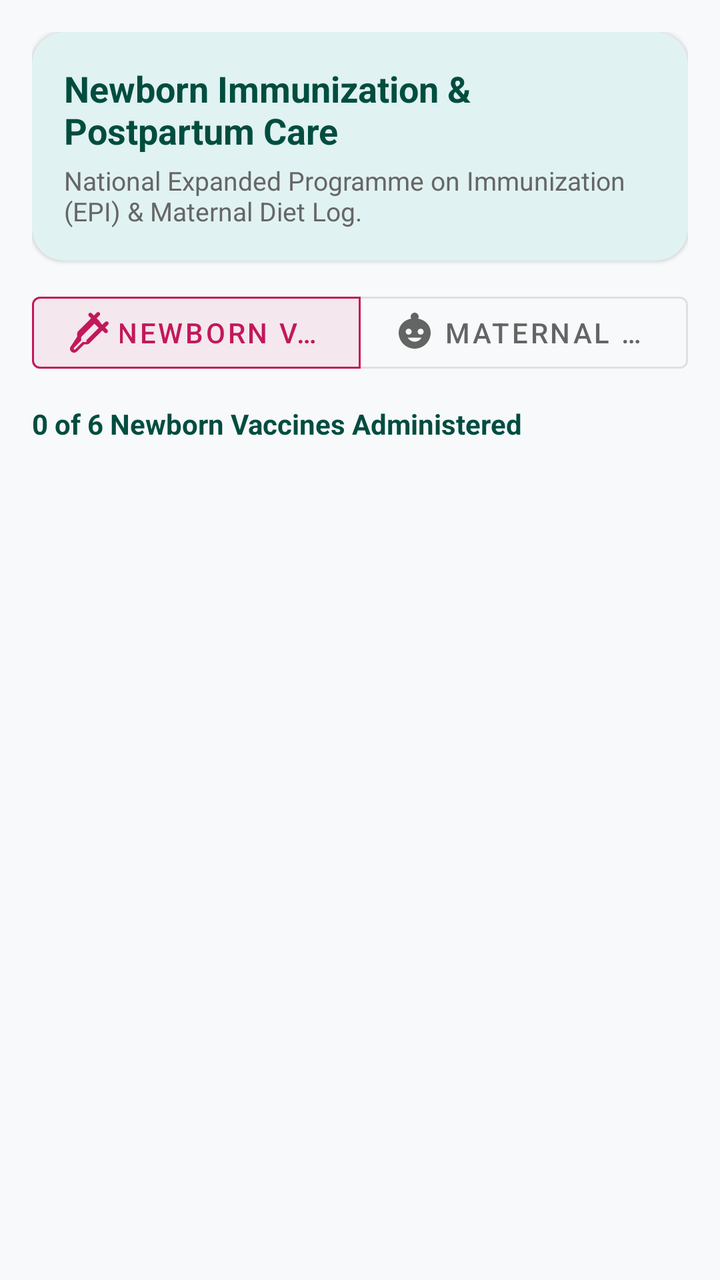
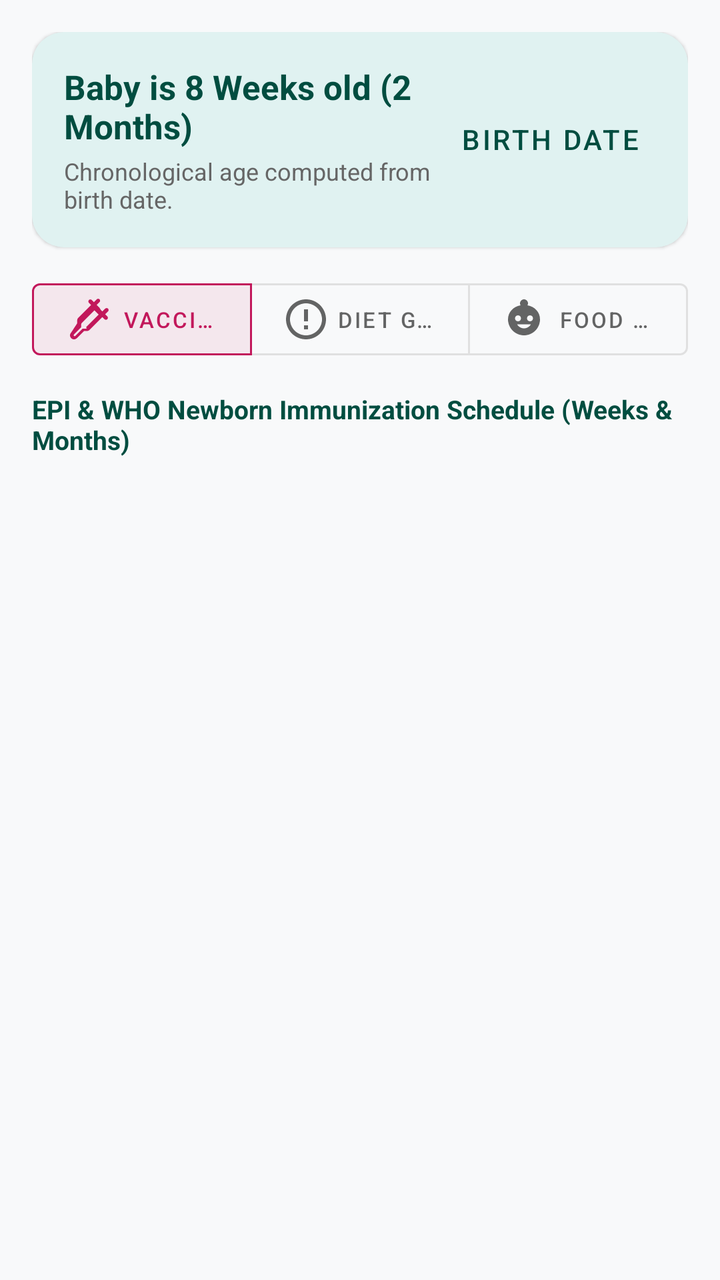

Before-and-after screenshots of an Android layout around one commit, followed by the original layout XML and the change that was made.
<!-- AndroidManifest.xml: application theme Theme.MaaCare -->
<!-- res/layout/fragment_care_and_vaccine.xml -->
<?xml version="1.0" encoding="utf-8"?>
<androidx.coordinatorlayout.widget.CoordinatorLayout xmlns:android="http://schemas.android.com/apk/res/android"
    xmlns:app="http://schemas.android.com/apk/res-auto"
    android:layout_width="match_parent"
    android:layout_height="match_parent"
    android:background="@color/background_light">

    <LinearLayout
        android:layout_width="match_parent"
        android:layout_height="match_parent"
        android:orientation="vertical"
        android:padding="16dp">

        
        <com.google.android.material.card.MaterialCardView
            android:layout_width="match_parent"
            android:layout_height="wrap_content"
            android:layout_marginBottom="12dp"
            app:cardBackgroundColor="@color/secondary_light"
            app:cardCornerRadius="16dp"
            app:cardElevation="1dp">

            <LinearLayout
                android:layout_width="match_parent"
                android:layout_height="wrap_content"
                android:orientation="vertical"
                android:padding="16dp">

                <TextView
                    android:layout_width="wrap_content"
                    android:layout_height="wrap_content"
                    android:text="Newborn Immunization &amp; Postpartum Care"
                    android:textColor="@color/secondary_dark"
                    android:textSize="18sp"
                    android:textStyle="bold" />

                <TextView
                    android:layout_width="wrap_content"
                    android:layout_height="wrap_content"
                    android:layout_marginTop="4dp"
                    android:text="National Expanded Programme on Immunization (EPI) &amp; Maternal Diet Log."
                    android:textColor="@color/text_secondary"
                    android:textSize="13sp" />
            </LinearLayout>
        </com.google.android.material.card.MaterialCardView>

        
        <com.google.android.material.button.MaterialButtonToggleGroup
            android:id="@+id/toggle_care_sections"
            android:layout_width="match_parent"
            android:layout_height="wrap_content"
            android:layout_marginBottom="12dp"
            app:checkedButton="@+id/btn_section_vaccine"
            app:selectionRequired="true"
            app:singleSelection="true">

            <com.google.android.material.button.MaterialButton
                android:id="@+id/btn_section_vaccine"
                style="@style/Widget.MaterialComponents.Button.OutlinedButton"
                android:layout_width="0dp"
                android:layout_height="wrap_content"
                android:layout_weight="1"
                android:text="@string/tab_vaccinations"
                app:icon="@drawable/ic_vaccine" />

            <com.google.android.material.button.MaterialButton
                android:id="@+id/btn_section_food"
                style="@style/Widget.MaterialComponents.Button.OutlinedButton"
                android:layout_width="0dp"
                android:layout_height="wrap_content"
                android:layout_weight="1"
                android:text="@string/tab_nutrition"
                app:icon="@drawable/ic_baby" />
        </com.google.android.material.button.MaterialButtonToggleGroup>

        
        <LinearLayout
            android:id="@+id/layout_vaccine_section"
            android:layout_width="match_parent"
            android:layout_height="0dp"
            android:layout_weight="1"
            android:orientation="vertical">

            <TextView
                android:id="@+id/tv_vaccine_progress"
                android:layout_width="wrap_content"
                android:layout_height="wrap_content"
                android:layout_marginBottom="8dp"
                android:text="0 of 6 Newborn Vaccines Administered"
                android:textColor="@color/secondary_dark"
                android:textSize="14sp"
                android:textStyle="bold" />

            <androidx.recyclerview.widget.RecyclerView
                android:id="@+id/rv_vaccinations"
                android:layout_width="match_parent"
                android:layout_height="match_parent"
                android:clipToPadding="false"
                android:paddingBottom="16dp" />
        </LinearLayout>

        
        <LinearLayout
            android:id="@+id/layout_food_section"
            android:layout_width="match_parent"
            android:layout_height="0dp"
            android:layout_weight="1"
            android:orientation="vertical"
            android:visibility="gone">

            <TextView
                android:id="@+id/tv_food_summary"
                android:layout_width="wrap_content"
                android:layout_height="wrap_content"
                android:layout_marginBottom="8dp"
                android:text="Maternal Daily Nutrition &amp; Protein Tracking"
                android:textColor="@color/primary_dark"
                android:textSize="14sp"
                android:textStyle="bold" />

            <androidx.recyclerview.widget.RecyclerView
                android:id="@+id/rv_food_logs"
                android:layout_width="match_parent"
                android:layout_height="match_parent"
                android:clipToPadding="false"
                android:paddingBottom="72dp" />
        </LinearLayout>

    </LinearLayout>

    
    <com.google.android.material.floatingactionbutton.ExtendedFloatingActionButton
        android:id="@+id/fab_add_food_log"
        android:layout_width="wrap_content"
        android:layout_height="wrap_content"
        android:layout_gravity="bottom|end"
        android:layout_margin="20dp"
        android:backgroundTint="@color/secondary"
        android:text="Log Meal"
        android:textColor="@color/white"
        android:visibility="gone"
        app:icon="@drawable/ic_add"
        app:iconTint="@color/white" />

</androidx.coordinatorlayout.widget.CoordinatorLayout>
<!-- resources referenced by this layout -->
<resources>
  <color name="background_light">#F8F9FA</color>
  <color name="primary_dark">#880E4F</color>
  <color name="secondary">#00897B</color>
  <color name="secondary_dark">#004D40</color>
  <color name="secondary_light">#E0F2F1</color>
  <color name="text_secondary">#666666</color>
  <color name="white">#FFFFFF</color>
  <!-- drawable ic_add (drawable) -->
  <vector xmlns:android="http://schemas.android.com/apk/res/android"
      android:width="24dp"
      android:height="24dp"
      android:viewportWidth="24"
      android:viewportHeight="24">
    <path
        android:fillColor="#FF000000"
        android:pathData="M19,13h-6v6h-2v-6H5v-2h6V5h2v6h6v2z"/>
  </vector>
  <!-- drawable ic_baby (drawable) -->
  <vector xmlns:android="http://schemas.android.com/apk/res/android"
      android:width="24dp"
      android:height="24dp"
      android:viewportWidth="24"
      android:viewportHeight="24">
    <path
        android:fillColor="#FF000000"
        android:pathData="M12,2c1.1,0 2,0.9 2,2 0,0.37 -0.1,0.7 -0.28,0.99C17.52,5.65 20,8.56 20,12c0,4.41 -3.59,8 -8,8s-8,-3.59 -8,-8c0,-3.44 2.48,-6.35 6.28,-7.01C10.1,4.7 10,4.37 10,4c0,-1.1 0.9,-2 2,-2zm-3,11c0.83,0 1.5,-0.67 1.5,-1.5S9.83,10 9,10s-1.5,0.67 -1.5,1.5S8.17,13 9,13zm6,0c0.83,0 1.5,-0.67 1.5,-1.5S15.83,10 15,10s-1.5,0.67 -1.5,1.5 0.67,1.5 1.5,1.5zm-3,3.5c1.48,0 2.75,-0.81 3.45,-2H8.55c0.7,1.19 1.97,2 3.45,2z"/>
  </vector>
  <!-- drawable ic_vaccine (drawable) -->
  <vector xmlns:android="http://schemas.android.com/apk/res/android"
      android:width="24dp"
      android:height="24dp"
      android:viewportWidth="24"
      android:viewportHeight="24">
    <path
        android:fillColor="#FF000000"
        android:pathData="M17.77,6.23l-1.42,-1.42 1.41,-1.41c0.39,-0.39 0.39,-1.02 0,-1.41 -0.39,-0.39 -1.02,-0.39 -1.41,0l-1.41,1.41 -1.06,-1.06c-0.39,-0.39 -1.02,-0.39 -1.41,0 -0.39,0.39 -0.39,1.02 0,1.41l1.06,1.06 -6.36,6.36c-0.37,0.37 -0.58,0.88 -0.58,1.41v1.42L3.59,18.59c-0.78,0.78 -0.78,2.05 0,2.83 0.78,0.78 2.05,0.78 2.83,0l3.59,-3.59h1.41c0.53,0 1.04,-0.21 1.41,-0.59l6.36,-6.36 1.06,1.06c0.39,0.39 1.02,0.39 1.41,0 0.39,-0.39 0.39,-1.02 0,-1.41l-1.06,-1.06 1.41,-1.41c0.39,-0.39 0.39,-1.02 0,-1.41 -0.39,-0.39 -1.02,-0.39 -1.41,0l-1.41,1.41 -0.83,-0.83zM11.41,16.41c-0.19,0.19 -0.44,0.29 -0.71,0.29h-1.41l-3.59,3.59c-0.2,0.2 -0.51,0.2 -0.71,0 -0.2,-0.2 -0.2,-0.51 0,-0.71l3.59,-3.59v-1.41c0,-0.27 0.11,-0.52 0.29,-0.71l6.36,-6.36 2.12,2.12 -6.36,6.36z"/>
  </vector>
  <string name="tab_nutrition">Maternal Food Log</string>
  <string name="tab_vaccinations">Newborn Vaccines</string>
  <style name="Theme.MaaCare" parent="Theme.MaterialComponents.DayNight.NoActionBar">
          
          <item name="colorPrimary">@color/primary</item>
          <item name="colorPrimaryVariant">@color/primary_dark</item>
          <item name="colorOnPrimary">@color/white</item>
          
          
          <item name="colorSecondary">@color/secondary</item>
          <item name="colorSecondaryVariant">@color/secondary_dark</item>
          <item name="colorOnSecondary">@color/white</item>
          
          
          <item name="android:statusBarColor">@color/primary_dark</item>
          <item name="android:windowLightStatusBar" tools:targetApi="m">false</item>
          
          <item name="android:windowBackground">@color/background_light</item>
      </style>
  <color name="primary">#C2185B</color>
</resources>

<!-- the commit's change to res/layout/fragment_care_and_vaccine.xml (unified diff, before → after) -->
@@ -23,24 +23,42 @@
             <LinearLayout
                 android:layout_width="match_parent"
                 android:layout_height="wrap_content"
-                android:orientation="vertical"
+                android:gravity="center_vertical"
+                android:orientation="horizontal"
                 android:padding="16dp">
 
-                <TextView
+                <LinearLayout
+                    android:layout_width="0dp"
+                    android:layout_height="wrap_content"
+                    android:layout_weight="1"
+                    android:orientation="vertical">
+
+                    <TextView
+                        android:id="@+id/tv_baby_age_title"
+                        android:layout_width="wrap_content"
+                        android:layout_height="wrap_content"
+                        android:text="Baby is 8 Weeks old (2 Months)"
+                        android:textColor="@color/secondary_dark"
+                        android:textSize="17sp"
+                        android:textStyle="bold" />
+
+                    <TextView
+                        android:id="@+id/tv_baby_birth_subtext"
+                        android:layout_width="wrap_content"
+                        android:layout_height="wrap_content"
+                        android:layout_marginTop="3dp"
+                        android:text="Chronological age computed from birth date."
+                        android:textColor="@color/text_secondary"
+                        android:textSize="12sp" />
+                </LinearLayout>
+
+                <com.google.android.material.button.MaterialButton
+                    android:id="@+id/btn_edit_baby_birth"
+                    style="@style/Widget.MaterialComponents.Button.TextButton"
                     android:layout_width="wrap_content"
                     android:layout_height="wrap_content"
-                    android:text="Newborn Immunization &amp; Postpartum Care"
-                    android:textColor="@color/secondary_dark"
-                    android:textSize="18sp"
-                    android:textStyle="bold" />
-
-                <TextView
-                    android:layout_width="wrap_content"
-                    android:layout_height="wrap_content"
-                    android:layout_marginTop="4dp"
-                    android:text="National Expanded Programme on Immunization (EPI) &amp; Maternal Diet Log."
-                    android:textColor="@color/text_secondary"
-                    android:textSize="13sp" />
+                    android:text="Birth Date"
+                    android:textColor="@color/secondary_dark" />
             </LinearLayout>
         </com.google.android.material.card.MaterialCardView>
 
@@ -60,8 +78,19 @@
                 android:layout_width="0dp"
                 android:layout_height="wrap_content"
                 android:layout_weight="1"
-                android:text="@string/tab_vaccinations"
+                android:text="Vaccines"
+                android:textSize="11sp"
                 app:icon="@drawable/ic_vaccine" />
+
+            <com.google.android.material.button.MaterialButton
+                android:id="@+id/btn_section_nutrition_guide"
+                style="@style/Widget.MaterialComponents.Button.OutlinedButton"
+                android:layout_width="0dp"
+                android:layout_height="wrap_content"
+                android:layout_weight="1"
+                android:text="Diet Guide"
+                android:textSize="11sp"
+                app:icon="@drawable/ic_pregnancy_tracker" />
 
             <com.google.android.material.button.MaterialButton
                 android:id="@+id/btn_section_food"
@@ -69,7 +98,8 @@
                 android:layout_width="0dp"
                 android:layout_height="wrap_content"
                 android:layout_weight="1"
-                android:text="@string/tab_nutrition"
+                android:text="Food Log"
+                android:textSize="11sp"
                 app:icon="@drawable/ic_baby" />
         </com.google.android.material.button.MaterialButtonToggleGroup>
 
@@ -86,9 +116,9 @@
                 android:layout_width="wrap_content"
                 android:layout_height="wrap_content"
                 android:layout_marginBottom="8dp"
-                android:text="0 of 6 Newborn Vaccines Administered"
+                android:text="EPI &amp; WHO Newborn Immunization Schedule (Weeks &amp; Months)"
                 android:textColor="@color/secondary_dark"
-                android:textSize="14sp"
+                android:textSize="13sp"
                 android:textStyle="bold" />
 
             <androidx.recyclerview.widget.RecyclerView
@@ -100,6 +130,155 @@
         </LinearLayout>
 
         
+        <androidx.core.widget.NestedScrollView
+            android:id="@+id/layout_nutrition_guide_section"
+            android:layout_width="match_parent"
+            android:layout_height="0dp"
+            android:layout_weight="1"
+            android:visibility="gone">
+
+            <LinearLayout
+                android:layout_width="match_parent"
+                android:layout_height="wrap_content"
+                android:orientation="vertical"
+                android:paddingBottom="24dp">
+
+                
+                <com.google.android.material.card.MaterialCardView
+                    android:layout_width="match_parent"
+                    android:layout_height="wrap_content"
+                    android:layout_marginBottom="12dp"
+                    app:cardBackgroundColor="@color/surface_card"
+                    app:cardCornerRadius="12dp"
+                    app:cardElevation="1dp">
+
+                    <LinearLayout
+                        android:layout_width="match_parent"
+                        android:layout_height="wrap_content"
+                        android:orientation="vertical"
+                        android:padding="14dp">
+
+                        <TextView
+                            android:layout_width="wrap_content"
+                            android:layout_height="wrap_content"
+                            android:text="0–6 Months (Weeks 1–24): Exclusive Breastfeeding"
+                            android:textColor="@color/secondary_dark"
+                            android:textSize="15sp"
+                            android:textStyle="bold" />
+
+                        <TextView
+                            android:layout_width="match_parent"
+                            android:layout_height="wrap_content"
+                            android:layout_marginTop="4dp"
+                            android:text="• WHO Guideline: Only mother\'s breast milk (or prescribed donor milk). No water, tea, honey, or cow\'s milk.\n• Frequency: Feed on demand (8 to 12 times in 24 hours).\n• Vital Indicators: At least 6 wet diapers daily indicates optimal hydration and milk transfer."
+                            android:textColor="@color/text_secondary"
+                            android:textSize="12sp" />
+                    </LinearLayout>
+                </com.google.android.material.card.MaterialCardView>
+
+                
+                <com.google.android.material.card.MaterialCardView
+                    android:layout_width="match_parent"
+                    android:layout_height="wrap_content"
+                    android:layout_marginBottom="12dp"
+                    app:cardBackgroundColor="@color/surface_card"
+                    app:cardCornerRadius="12dp"
+                    app:cardElevation="1dp">
+
+                    <LinearLayout
+                        android:layout_width="match_parent"
+                        android:layout_height="wrap_content"
+                        android:orientation="vertical"
+                        android:padding="14dp">
+
+                        <TextView
+                            android:layout_width="wrap_content"
+                            android:layout_height="wrap_content"
+                            android:text="6–8 Months: Complementary Foods Introduction"
+                            android:textColor="@color/primary_dark"
+                            android:textSize="15sp"
+                            android:textStyle="bold" />
+
+                        <TextView
+                            android:layout_width="match_parent"
+                            android:layout_height="wrap_content"
+                            android:layout_marginTop="4dp"
+                            android:text="• Starter Meals: Soft rice &amp; moong dal khichuri, mashed ripe papaya, steamed mashed carrots/pumpkin.\n• Frequency: 2 to 3 complementary meals daily alongside continued breastfeeding.\n• Protein: Introduce cooked, mashed boiled egg yolk (rich in choline &amp; iron).\n• 3-Day Rule: Introduce single ingredients one at a time to monitor allergic reactions."
+                            android:textColor="@color/text_secondary"
+                            android:textSize="12sp" />
+                    </LinearLayout>
+                </com.google.android.material.card.MaterialCardView>
+
+                
+                <com.google.android.material.card.MaterialCardView
+                    android:layout_width="match_parent"
+                    android:layout_height="wrap_content"
+                    android:layout_marginBottom="12dp"
+                    app:cardBackgroundColor="@color/surface_card"
+                    app:cardCornerRadius="12dp"
+                    app:cardElevation="1dp">
+
+                    <LinearLayout
+                        android:layout_width="match_parent"
+                        android:layout_height="wrap_content"
+                        android:orientation="vertical"
+                        android:padding="14dp">
+
+                        <TextView
+                            android:layout_width="wrap_content"
+                            android:layout_height="wrap_content"
+                            android:text="9–11 Months: Chopped Finger Foods &amp; Iron Meals"
+                            android:textColor="#5E35B1"
+                            android:textSize="15sp"
+                            android:textStyle="bold" />
+
+                        <TextView
+                            android:layout_width="match_parent"
+                            android:layout_height="wrap_content"
+                            android:layout_marginTop="4dp"
+                            android:text="• Texture: Progress from purees to finely chopped, soft finger foods encouraging self-feeding.\n• Meal Cadence: 3 to 4 meals/day + 1 healthy snack (e.g. mashed banana, curd).\n• Micronutrients: Finely shredded fish/chicken, lentils, spinach for hemoglobin support."
+                            android:textColor="@color/text_secondary"
+                            android:textSize="12sp" />
+                    </LinearLayout>
+                </com.google.android.material.card.MaterialCardView>
+
+                
+                <com.google.android.material.card.MaterialCardView
+                    android:layout_width="match_parent"
+                    android:layout_height="wrap_content"
+                    android:layout_marginBottom="12dp"
+                    app:cardBackgroundColor="@color/surface_card"
+                    app:cardCornerRadius="12dp"
+                    app:cardElevation="1dp">
+
+                    <LinearLayout
+                        android:layout_width="match_parent"
+                        android:layout_height="wrap_content"
+                        android:orientation="vertical"
+                        android:padding="14dp">
+
+                        <TextView
+                            android:layout_width="wrap_content"
+                            android:layout_height="wrap_content"
+                            android:text="12–24 Months: Family Balanced Diet"
+                            android:textColor="#E65100"
+                            android:textSize="15sp"
+                            android:textStyle="bold" />
+
+                        <TextView
+                            android:layout_width="match_parent"
+                            android:layout_height="wrap_content"
+                            android:layout_marginTop="4dp"
+                            android:text="• Transition: Child joins family meals (mild spices, no added salt/sugar until 1 year).\n• Food Variety: Whole grains, legumes, dairy, eggs, seasonal fruits, green leafy vegetables.\n• Continued Lactation: Continue breastfeeding up to 2 years of age or beyond for immune benefits."
+                            android:textColor="@color/text_secondary"
+                            android:textSize="12sp" />
+                    </LinearLayout>
+                </com.google.android.material.card.MaterialCardView>
+
+            </LinearLayout>
+        </androidx.core.widget.NestedScrollView>
+
+        
         <LinearLayout
             android:id="@+id/layout_food_section"
             android:layout_width="match_parent"
@@ -113,13 +292,13 @@
                 android:layout_width="wrap_content"
                 android:layout_height="wrap_content"
                 android:layout_marginBottom="8dp"
-                android:text="Maternal Daily Nutrition &amp; Protein Tracking"
+                android:text="Infant &amp; Toddler Feeding Records &amp; Allergy Observations"
                 android:textColor="@color/primary_dark"
-                android:textSize="14sp"
+                android:textSize="13sp"
                 android:textStyle="bold" />
 
             <androidx.recyclerview.widget.RecyclerView
-                android:id="@+id/rv_food_logs"
+                android:id="@+id/rv_baby_food_logs"
                 android:layout_width="match_parent"
                 android:layout_height="match_parent"
                 android:clipToPadding="false"
@@ -130,13 +309,13 @@
 
     
     <com.google.android.material.floatingactionbutton.ExtendedFloatingActionButton
-        android:id="@+id/fab_add_food_log"
+        android:id="@+id/fab_add_baby_food"
         android:layout_width="wrap_content"
         android:layout_height="wrap_content"
         android:layout_gravity="bottom|end"
         android:layout_margin="20dp"
         android:backgroundTint="@color/secondary"
-        android:text="Log Meal"
+        android:text="Log Meal &amp; Allergy"
         android:textColor="@color/white"
         android:visibility="gone"
         app:icon="@drawable/ic_add"
<!-- resource entries referenced after the edit -->
@@ -5,6 +5,7 @@
   <color name="secondary">#00897B</color>
   <color name="secondary_dark">#004D40</color>
   <color name="secondary_light">#E0F2F1</color>
+  <color name="surface_card">#FFFFFF</color>
   <color name="text_secondary">#666666</color>
   <color name="white">#FFFFFF</color>
   <!-- drawable ic_add (drawable) -->
@@ -27,6 +28,16 @@
         android:fillColor="#FF000000"
         android:pathData="M12,2c1.1,0 2,0.9 2,2 0,0.37 -0.1,0.7 -0.28,0.99C17.52,5.65 20,8.56 20,12c0,4.41 -3.59,8 -8,8s-8,-3.59 -8,-8c0,-3.44 2.48,-6.35 6.28,-7.01C10.1,4.7 10,4.37 10,4c0,-1.1 0.9,-2 2,-2zm-3,11c0.83,0 1.5,-0.67 1.5,-1.5S9.83,10 9,10s-1.5,0.67 -1.5,1.5S8.17,13 9,13zm6,0c0.83,0 1.5,-0.67 1.5,-1.5S15.83,10 15,10s-1.5,0.67 -1.5,1.5 0.67,1.5 1.5,1.5zm-3,3.5c1.48,0 2.75,-0.81 3.45,-2H8.55c0.7,1.19 1.97,2 3.45,2z"/>
   </vector>
+  <!-- drawable ic_pregnancy_tracker (drawable) -->
+  <vector xmlns:android="http://schemas.android.com/apk/res/android"
+      android:width="24dp"
+      android:height="24dp"
+      android:viewportWidth="24"
+      android:viewportHeight="24">
+    <path
+        android:fillColor="#FF000000"
+        android:pathData="M12,2C6.48,2 2,6.48 2,12s4.48,10 10,10 10,-4.48 10,-10S17.52,2 12,2zM12,20c-4.41,0 -8,-3.59 -8,-8s3.59,-8 8,-8 8,3.59 8,8 -3.59,8 -8,8zm-1,-13h2v6h-2zm0,8h2v2h-2z"/>
+  </vector>
   <!-- drawable ic_vaccine (drawable) -->
   <vector xmlns:android="http://schemas.android.com/apk/res/android"
       android:width="24dp"
@@ -37,8 +48,6 @@
         android:fillColor="#FF000000"
         android:pathData="M17.77,6.23l-1.42,-1.42 1.41,-1.41c0.39,-0.39 0.39,-1.02 0,-1.41 -0.39,-0.39 -1.02,-0.39 -1.41,0l-1.41,1.41 -1.06,-1.06c-0.39,-0.39 -1.02,-0.39 -1.41,0 -0.39,0.39 -0.39,1.02 0,1.41l1.06,1.06 -6.36,6.36c-0.37,0.37 -0.58,0.88 -0.58,1.41v1.42L3.59,18.59c-0.78,0.78 -0.78,2.05 0,2.83 0.78,0.78 2.05,0.78 2.83,0l3.59,-3.59h1.41c0.53,0 1.04,-0.21 1.41,-0.59l6.36,-6.36 1.06,1.06c0.39,0.39 1.02,0.39 1.41,0 0.39,-0.39 0.39,-1.02 0,-1.41l-1.06,-1.06 1.41,-1.41c0.39,-0.39 0.39,-1.02 0,-1.41 -0.39,-0.39 -1.02,-0.39 -1.41,0l-1.41,1.41 -0.83,-0.83zM11.41,16.41c-0.19,0.19 -0.44,0.29 -0.71,0.29h-1.41l-3.59,3.59c-0.2,0.2 -0.51,0.2 -0.71,0 -0.2,-0.2 -0.2,-0.51 0,-0.71l3.59,-3.59v-1.41c0,-0.27 0.11,-0.52 0.29,-0.71l6.36,-6.36 2.12,2.12 -6.36,6.36z"/>
   </vector>
-  <string name="tab_nutrition">Maternal Food Log</string>
-  <string name="tab_vaccinations">Newborn Vaccines</string>
   <style name="Theme.MaaCare" parent="Theme.MaterialComponents.DayNight.NoActionBar">
           
           <item name="colorPrimary">@color/primary</item>
